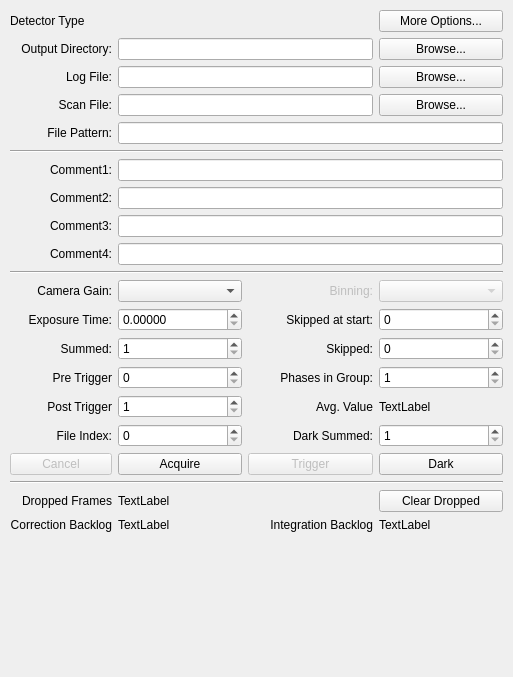
First picture: the form in source/qxrdacquisitiondialog.ui, repository guyjennings/qxrd, before the edit.
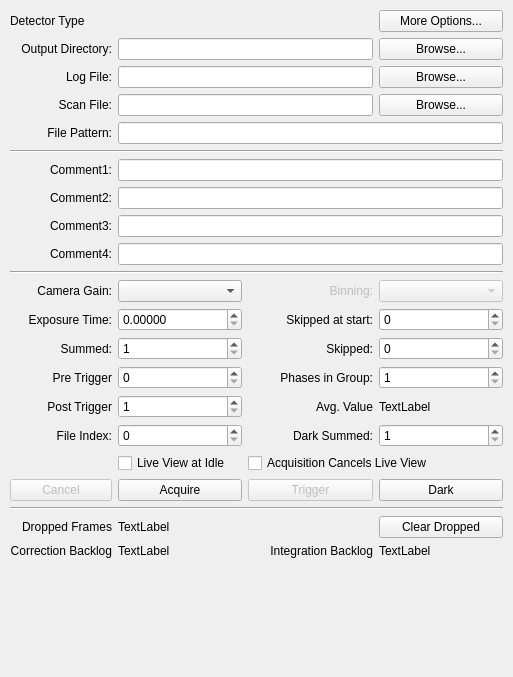
Second picture: the form after the edit. Icons and pictures are not drawn. Custom widgets are drawn as their Qt base class.

Commit message: Added liveView implementation

The edit to the form file:
```diff
--- a/source/qxrdacquisitiondialog.ui
+++ b/source/qxrdacquisitiondialog.ui
@@ -610,7 +610,7 @@
           </property>
          </widget>
         </item>
-        <item row="17" column="0">
+        <item row="18" column="0">
          <widget class="QPushButton" name="m_CancelButton">
           <property name="enabled">
            <bool>false</bool>
@@ -623,7 +623,7 @@
           </property>
          </widget>
         </item>
-        <item row="17" column="1">
+        <item row="18" column="1">
          <widget class="QPushButton" name="m_AcquireButton">
           <property name="enabled">
            <bool>true</bool>
@@ -649,7 +649,7 @@
           </property>
          </widget>
         </item>
-        <item row="17" column="2">
+        <item row="18" column="2">
          <widget class="QPushButton" name="m_TriggerButton">
           <property name="enabled">
            <bool>false</bool>
@@ -669,7 +669,7 @@
           </property>
          </widget>
         </item>
-        <item row="17" column="3">
+        <item row="18" column="3">
          <widget class="QPushButton" name="m_DarkAcquireButton">
           <property name="enabled">
            <bool>true</bool>
@@ -689,14 +689,14 @@
           </property>
          </widget>
         </item>
-        <item row="18" column="0" colspan="4">
+        <item row="19" column="0" colspan="4">
          <widget class="Line" name="line_3">
           <property name="orientation">
            <enum>Qt::Horizontal</enum>
           </property>
          </widget>
         </item>
-        <item row="19" column="0">
+        <item row="20" column="0">
          <widget class="QLabel" name="label_23">
           <property name="text">
            <string>Dropped Frames</string>
@@ -706,7 +706,7 @@
           </property>
          </widget>
         </item>
-        <item row="19" column="1">
+        <item row="20" column="1">
          <widget class="QLabel" name="m_DroppedFrames">
           <property name="toolTip">
            <string>Count of dropped frames</string>
@@ -716,7 +716,7 @@
           </property>
          </widget>
         </item>
-        <item row="19" column="3">
+        <item row="20" column="3">
          <widget class="QPushButton" name="m_ClearDroppedButton">
           <property name="enabled">
            <bool>true</bool>
@@ -735,7 +735,7 @@
           </property>
          </widget>
         </item>
-        <item row="21" column="0" colspan="4">
+        <item row="22" column="0" colspan="4">
          <spacer name="verticalSpacer">
           <property name="orientation">
            <enum>Qt::Vertical</enum>
@@ -748,7 +748,7 @@
           </property>
          </spacer>
         </item>
-        <item row="20" column="0">
+        <item row="21" column="0">
          <widget class="QLabel" name="label_25">
           <property name="text">
            <string>Correction Backlog</string>
@@ -758,7 +758,7 @@
           </property>
          </widget>
         </item>
-        <item row="20" column="1">
+        <item row="21" column="1">
          <widget class="QLabel" name="m_CorrectionBacklog">
           <property name="toolTip">
            <string>Count of dropped frames</string>
@@ -768,7 +768,7 @@
           </property>
          </widget>
         </item>
-        <item row="20" column="2">
+        <item row="21" column="2">
          <widget class="QLabel" name="label_26">
           <property name="text">
            <string>Integration Backlog</string>
@@ -778,7 +778,7 @@
           </property>
          </widget>
         </item>
-        <item row="20" column="3">
+        <item row="21" column="3">
          <widget class="QLabel" name="m_IntegrationBacklog">
           <property name="toolTip">
            <string>Count of dropped frames</string>
@@ -880,6 +880,20 @@
           </property>
          </widget>
         </item>
+        <item row="17" column="1">
+         <widget class="QCheckBox" name="m_LiveViewAtIdle">
+          <property name="text">
+           <string>Live View at Idle</string>
+          </property>
+         </widget>
+        </item>
+        <item row="17" column="2" colspan="2">
+         <widget class="QCheckBox" name="m_AcquisitionCancelsLiveView">
+          <property name="text">
+           <string>Acquisition Cancels Live View</string>
+          </property>
+         </widget>
+        </item>
        </layout>
       </widget>
       <widget class="QWidget" name="m_WatcherPage"/>
```
Left out of the diff: 26 changed lines with no effect on the pictures. The commit also changes 6 other files.
